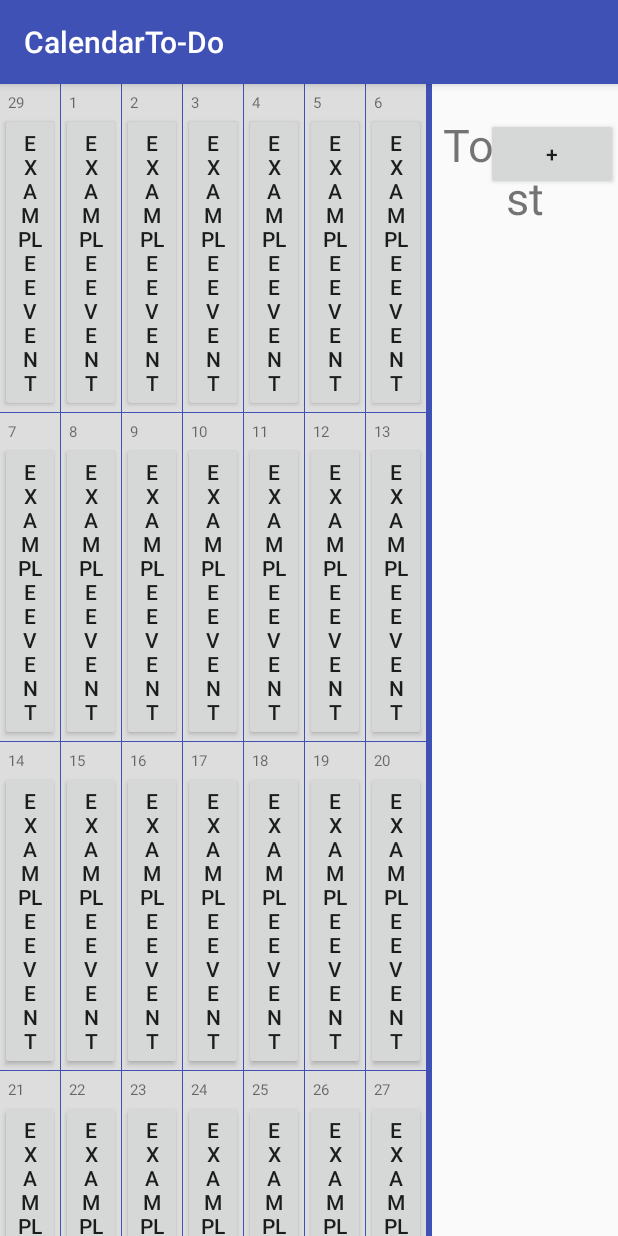
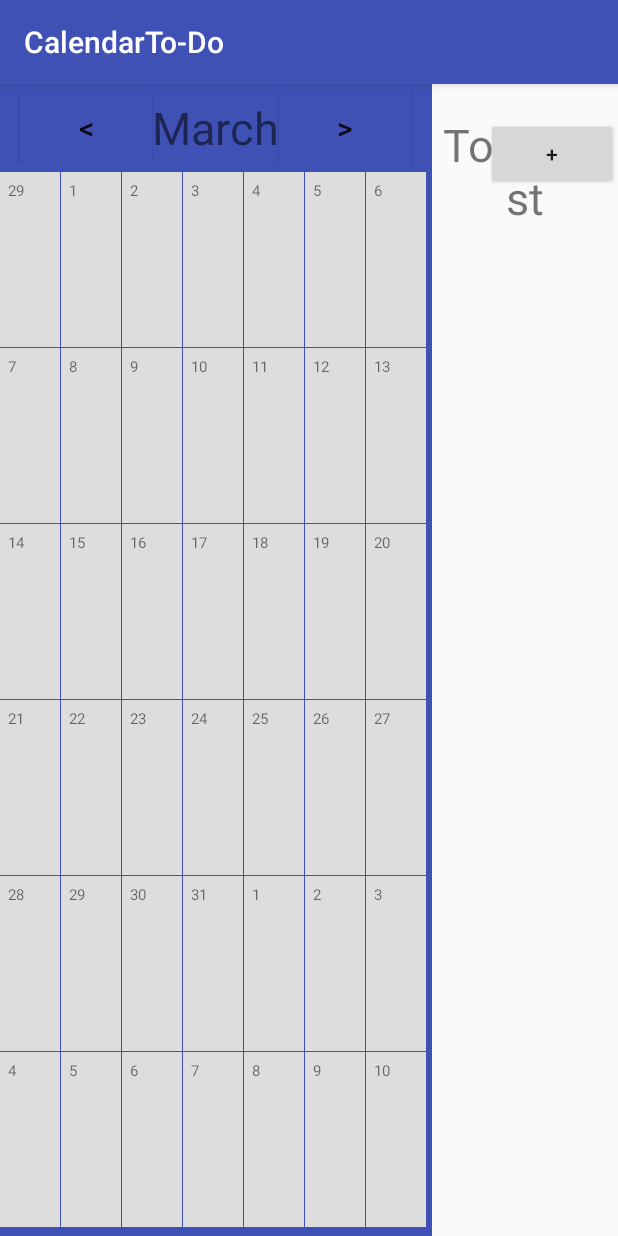
Before and after one commit to rgrambo/calendar-todo, an Android app: the screen it shows after launch (MainActivity), on a phone screen of 412 x 824 dp. Run offline under Robolectric (Android 15) with nearby library versions, the phone set to English and light mode, and no system bars.

Commit message:
Updated calendar

```diff
--- a/CalendarTo-Do/app/src/main/java/edu/uw/rgrambo/calendarto_do/CalendarDayAdapter.java
+++ b/CalendarTo-Do/app/src/main/java/edu/uw/rgrambo/calendarto_do/CalendarDayAdapter.java
@@ -2,29 +2,41 @@ package edu.uw.rgrambo.calendarto_do;
 
 import android.content.Context;
 import android.graphics.Color;
+import android.util.Log;
 import android.view.LayoutInflater;
+import android.view.MotionEvent;
 import android.view.View;
 import android.view.ViewGroup;
+import android.widget.AbsListView;
 import android.widget.BaseAdapter;
 import android.widget.Button;
+import android.widget.GridView;
 import android.widget.LinearLayout;
 import android.widget.TextView;
 
 import org.joda.time.DateTime;
 
-import java.util.Calendar;
-import java.util.Date;
+import java.util.ArrayList;
+import java.util.List;
+
+import layout.EventButton;
 
 /**
  * Created by rossgrambo on 2/25/16.
  */
 public class CalendarDayAdapter extends BaseAdapter {
+    public static int ROW_NUMBER = 6;
+
     private Context context;
     private final DateTime[] dates;
+    private List<Event> events;
+    GridView myGridView;
 
-    public CalendarDayAdapter(Context context, DateTime[] dates) {
+    public CalendarDayAdapter(GridView gridview, Context context, DateTime[] dates, List<Event> events) {
         this.context = context;
+        this.myGridView = gridview;
         this.dates = dates;
+        this.events = events;
     }
 
     public View getView(int position, View convertView, ViewGroup parent) {
@@ -32,37 +44,68 @@ public class CalendarDayAdapter extends BaseAdapter {
         LayoutInflater inflater = (LayoutInflater) context
                 .getSystemService(Context.LAYOUT_INFLATER_SERVICE);
 
-        View gridView;
-
         if (convertView == null) {
-
-            gridView = new View(context);
+            convertView = inflater.inflate(R.layout.calendar_day, null);
+        }
 
         // get layout from mobile.xml
-            gridView = inflater.inflate(R.layout.calendar_day, null);
+        convertView = inflater.inflate(R.layout.calendar_day, null);
 
-            TextView test = (Button) gridView
-                    .findViewById(R.id.calendarDayButton);
-
-            test.setText("Example Event");
+        AbsListView.LayoutParams param = new AbsListView.LayoutParams(
+                android.view.ViewGroup.LayoutParams.MATCH_PARENT,
+                myGridView.getHeight()/ROW_NUMBER - 2);
+        convertView.setLayoutParams(param);
 
         // set value into textview
-            TextView textView = (TextView) gridView
+        TextView textView = (TextView) convertView
                 .findViewById(R.id.calendarDayNumber);
 
-            textView.setText(dates[position].dayOfMonth().getAsText());
+        DateTime test = dates[position];
+        textView.setText(test.dayOfMonth().getAsText());
+
+        List<Event> events = checkDayForEvents(position);
+
+        for (Event event: events) {
+            EventButton button = new EventButton(context, event);
+
+            ((LinearLayout)convertView).addView(button);
+        }
+
 
         // Set BackgroundColor appropriately
         if (dates[position].getMonthOfYear() != DateTime.now().getMonthOfYear()) {
-                ((LinearLayout)gridView.findViewById(R.id.calendarDay))
+            ((LinearLayout)convertView.findViewById(R.id.calendarDay))
                     .setBackgroundColor(context.getResources().getColor(R.color.calendarDayOtherBackground));
         }
 
-        } else {
-            gridView = (View) convertView;
+        // Add tap event
+        convertView.setOnTouchListener(new View.OnTouchListener() {
+            @Override
+            public boolean onTouch(View v, MotionEvent event) {
+
+                return true;
+            }
+        });
+
+        return convertView;
     }
 
-        return gridView;
+    private List<Event> checkDayForEvents(int i) {
+        DateTime testDate = dates[i];
+
+        Log.e("TAG", testDate.toString());
+
+        List<Event> results = new ArrayList();
+
+        for (Event event : events) {
+            if (event.getDate().getYear() == testDate.getYear() &&
+                event.getDate().getMonthOfYear() == testDate.getMonthOfYear() &&
+                event.getDate().getDayOfMonth() == testDate.getDayOfMonth()) {
+                results.add(event);
+            }
+        }
+
+        return results;
     }
 
     @Override
--- /dev/null
+++ b/CalendarTo-Do/app/src/main/java/edu/uw/rgrambo/calendarto_do/Event.java
@@ -0,0 +1,24 @@
+package edu.uw.rgrambo.calendarto_do;
+
+import org.joda.time.DateTime;
+
+/**
+ * Created by rossgrambo on 3/3/16.
+ */
+public class Event {
+    private DateTime myDateTime;
+    private String Title;
+
+    public Event(DateTime dateTime, String title) {
+        this.myDateTime = dateTime;
+        Title = title;
+    }
+
+    public DateTime getDate() {
+        return myDateTime;
+    }
+
+    public String getTitle() {
+        return Title;
+    }
+}
--- a/CalendarTo-Do/app/src/main/java/layout/AddEventDialogFragment.java
+++ b/CalendarTo-Do/app/src/main/java/layout/AddEventDialogFragment.java
@@ -8,7 +8,6 @@ import android.os.Bundle;
 import android.view.LayoutInflater;
 import android.view.View;
 import android.widget.ArrayAdapter;
-import android.widget.RadioButton;
 import android.widget.Spinner;
 
 import edu.uw.rgrambo.calendarto_do.R;
--- a/CalendarTo-Do/app/src/main/java/layout/CalendarFragment.java
+++ b/CalendarTo-Do/app/src/main/java/layout/CalendarFragment.java
@@ -5,19 +5,25 @@ import android.net.Uri;
 import android.os.Bundle;
 import android.os.Debug;
 import android.support.v4.app.Fragment;
+import android.util.DisplayMetrics;
 import android.util.Log;
 import android.view.LayoutInflater;
 import android.view.View;
 import android.view.ViewGroup;
 import android.widget.ArrayAdapter;
 import android.widget.GridView;
+import android.widget.TextView;
 
 import org.joda.time.DateTime;
 
+import java.text.SimpleDateFormat;
+import java.util.ArrayList;
 import java.util.Calendar;
 import java.util.Date;
+import java.util.List;
 
 import edu.uw.rgrambo.calendarto_do.CalendarDayAdapter;
+import edu.uw.rgrambo.calendarto_do.Event;
 import edu.uw.rgrambo.calendarto_do.R;
 
 /**
@@ -59,6 +65,10 @@ public class CalendarFragment extends Fragment {
 
         gridView = (GridView) view.findViewById(R.id.gridview);
 
+        // Set to the current month
+        ((TextView)view.findViewById(R.id.monthTitle)).setText(
+                new SimpleDateFormat("MMMM").format(Calendar.getInstance().getTime()));
+
         populateGrid();
 
         return view;
@@ -84,7 +94,12 @@ public class CalendarFragment extends Fragment {
             dateTime = dateTime.plusDays(1);
         }
 
-        CalendarDayAdapter calendarDayAdapter = new CalendarDayAdapter(getContext(), dates);
+        List<Event> events = new ArrayList<Event>();
+        events.add (new Event(DateTime.now(), "Title"));
+        //events.add (new Event(DateTime.now(), "Another Title"));
+
+        CalendarDayAdapter calendarDayAdapter = new CalendarDayAdapter(gridView,
+                getContext(), dates, events);
 
         gridView.setAdapter(calendarDayAdapter);
     }
--- /dev/null
+++ b/CalendarTo-Do/app/src/main/java/layout/EventButton.java
@@ -0,0 +1,36 @@
+package layout;
+
+import android.content.Context;
+import android.util.AttributeSet;
+import android.view.ViewGroup;
+import android.widget.Button;
+
+import edu.uw.rgrambo.calendarto_do.Event;
+
+/**
+ * Created by rossgrambo on 3/3/16.
+ */
+public class EventButton extends Button {
+    public Event event;
+
+    public EventButton(Context context, AttributeSet attrs, Event event) {
+        super(context, attrs);
+        this.event = event;
+
+        setLayoutParams(new ViewGroup.LayoutParams(
+                ViewGroup.LayoutParams.WRAP_CONTENT, ViewGroup.LayoutParams.WRAP_CONTENT));
+
+        this.setText(event.getTitle());
+    }
+
+    public EventButton(Context context, Event event) {
+        super(context);
+        this.event = event;
+
+        this.setText(event.getTitle());
+    }
+
+    public EventButton(Context context) {
+        super(context);
+    }
+}
--- a/CalendarTo-Do/app/src/main/res/layout/calendar_day.xml
+++ b/CalendarTo-Do/app/src/main/res/layout/calendar_day.xml
@@ -1,8 +1,10 @@
 <?xml version="1.0" encoding="utf-8"?>
 <LinearLayout xmlns:android="http://schemas.android.com/apk/res/android"
     android:id="@+id/calendarDay"
-    android:orientation="vertical" android:layout_width="match_parent"
+    android:orientation="vertical"
+    android:layout_width="match_parent"
     android:layout_height="match_parent"
+
     android:background="@color/calendarDayBackground">
 
     <TextView
@@ -15,10 +17,4 @@
         android:text="1"
         android:textSize="10sp" />
 
-    <Button
-        android:id="@+id/calendarDayButton"
-        android:layout_width="match_parent"
-        android:layout_height="wrap_content"
-        android:text="Some Event"/>
-
 </LinearLayout>
--- a/CalendarTo-Do/app/src/main/res/layout/fragment_calendar.xml
+++ b/CalendarTo-Do/app/src/main/res/layout/fragment_calendar.xml
@@ -1,13 +1,54 @@
-<GridView xmlns:android="http://schemas.android.com/apk/res/android"
+<LinearLayout xmlns:android="http://schemas.android.com/apk/res/android"
     xmlns:tools="http://schemas.android.com/tools"
+    android:orientation="vertical"
+    android:layout_width="match_parent"
+    android:layout_height="match_parent">
+
+    <LinearLayout
+        android:layout_width="match_parent"
+        android:layout_height="wrap_content"
+        android:orientation="horizontal"
+        android:gravity="center"
+        android:padding="5dp"
+        android:background="@color/calendarTitleBackground">
+
+        <Button
+            android:layout_width="wrap_content"
+            android:layout_height="wrap_content"
+            android:text="@string/leftArrow"
+            android:textSize="20sp"
+            android:background="@color/calendarTitleBackground"/>
+
+        <TextView
+            android:id="@+id/monthTitle"
+            android:layout_height="wrap_content"
+            android:layout_width="wrap_content"
+            android:textSize="30sp"
+            android:text="February"
+            android:gravity="center"/>
+
+        <Button
+            android:layout_width="wrap_content"
+            android:layout_height="wrap_content"
+            android:text="@string/rightArrow"
+            android:textSize="20sp"
+            android:background="@color/calendarTitleBackground"/>
+
+    </LinearLayout>
+
+
+    <GridView
         android:id="@+id/gridview"
-    android:background="@color/colorPrimary"
+        android:background="@color/calendarTitleBackground"
         android:layout_width="match_parent"
         android:layout_height="match_parent"
         tools:context="layout.CalendarFragment"
         android:numColumns="7"
         android:verticalSpacing="1dp"
         android:horizontalSpacing="1dp"
+        android:stretchMode="columnWidth"
         android:gravity="center">
 
     </GridView>
+
+</LinearLayout>
--- a/CalendarTo-Do/app/src/main/res/values/colors.xml
+++ b/CalendarTo-Do/app/src/main/res/values/colors.xml
@@ -3,6 +3,7 @@
     <color name="colorPrimary">#3F51B5</color>
     <color name="colorPrimaryDark">#303F9F</color>
     <color name="colorAccent">#FF4081</color>
+    <color name="calendarTitleBackground">#3F51B5</color>
     <color name="calendarDayBackground">#FFFFFF</color>
     <color name="calendarDayOtherBackground">#DDDDDD</color>
 </resources>
--- a/CalendarTo-Do/app/src/main/res/values/strings.xml
+++ b/CalendarTo-Do/app/src/main/res/values/strings.xml
@@ -12,4 +12,6 @@
 
     <!-- TODO: Remove or change this placeholder text -->
     <string name="hello_blank_fragment">Hello blank fragment</string>
+    <string name="leftArrow"><![CDATA[<]]></string>
+    <string name="rightArrow"><![CDATA[>]]></string>
 </resources>
```
Lines whose indentation alone changed are shown as unchanged.
